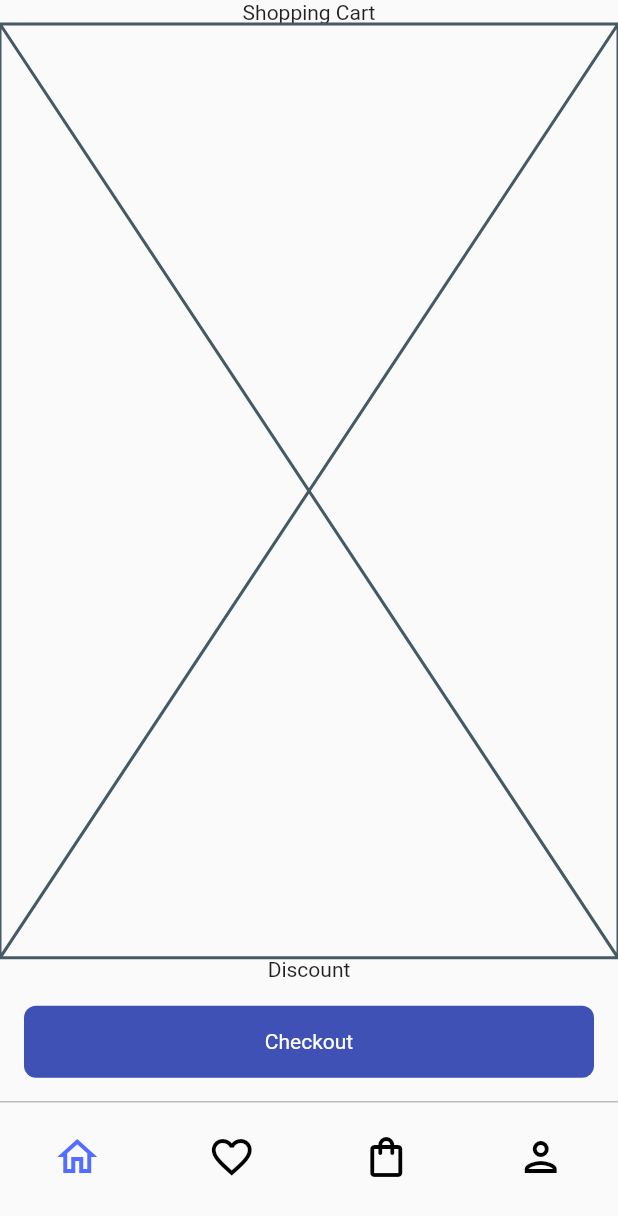
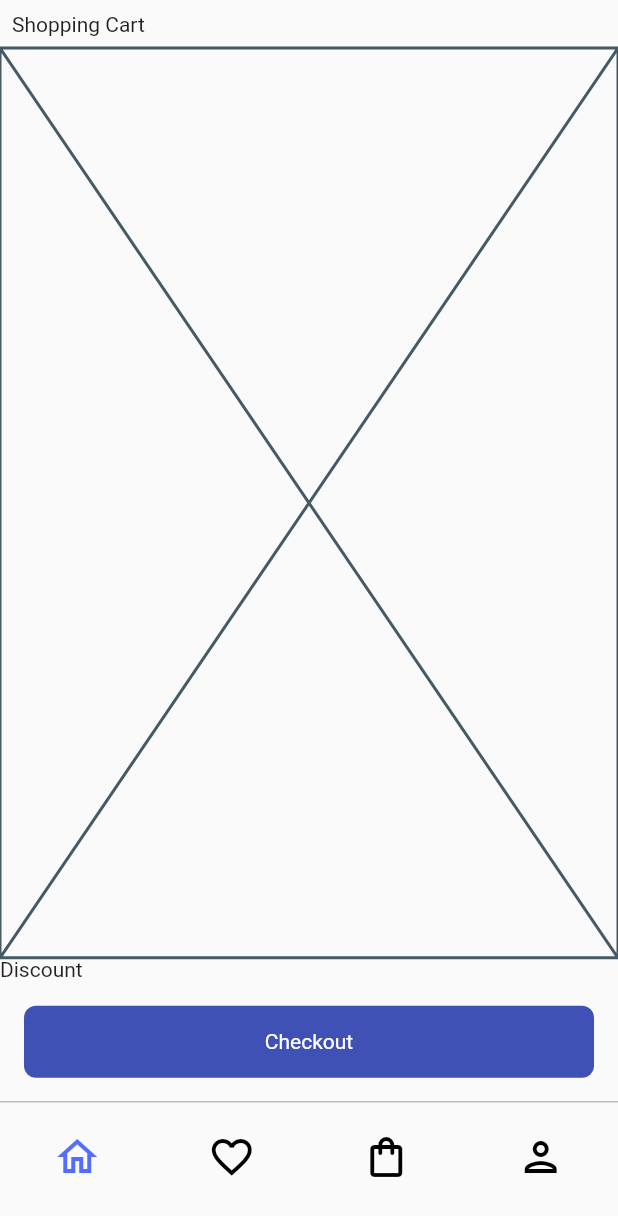
Before and after one commit to JAICHANGPARK/flutter_notebook_17th_story, a Flutter app: the screen it shows after launch, on a phone screen of 412 x 824 dp. Shown: the top 1216 px of the screen. Run offline on Flutter 3.47's test engine with Material 2 defaults, Android fonts, the phone set to English and light mode, and no system bars; our stand-ins replace badges, cached_network_image, fl_chart, flutter_riverpod, freezed_annotation, ionicons and 1 more.

Commit message:
Update furniture_main_page.dart

```diff
--- a/lib/ep1036_furniture_app/src/ui/furniture_main_page.dart
+++ b/lib/ep1036_furniture_app/src/ui/furniture_main_page.dart
@@ -14,8 +14,12 @@ class FurnitureMainPage extends ConsumerWidget {
           children: [
             Expanded(
               child: Column(
+                crossAxisAlignment: CrossAxisAlignment.start,
                 children: [
-                  const Text("Shopping Cart"),
+                  Padding(
+                    padding: const EdgeInsets.all(8.0),
+                    child: const Text("Shopping Cart"),
+                  ),
                   const Expanded(child: Placeholder()),
                   const Text("Discount"),
                   Container(
```
